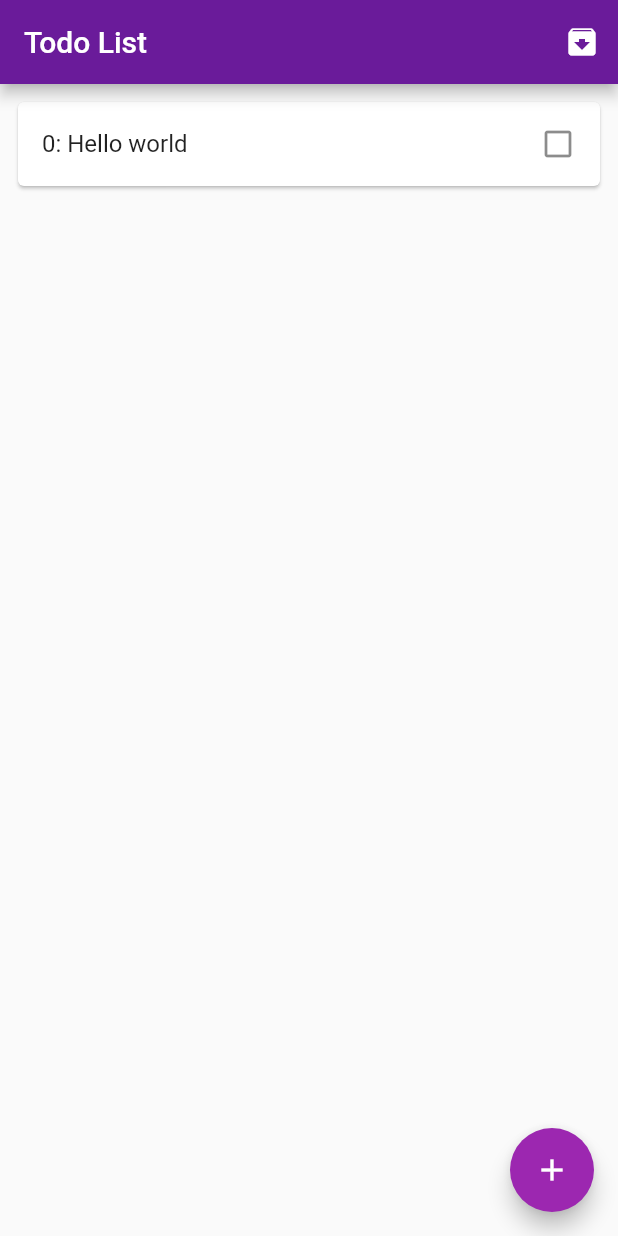
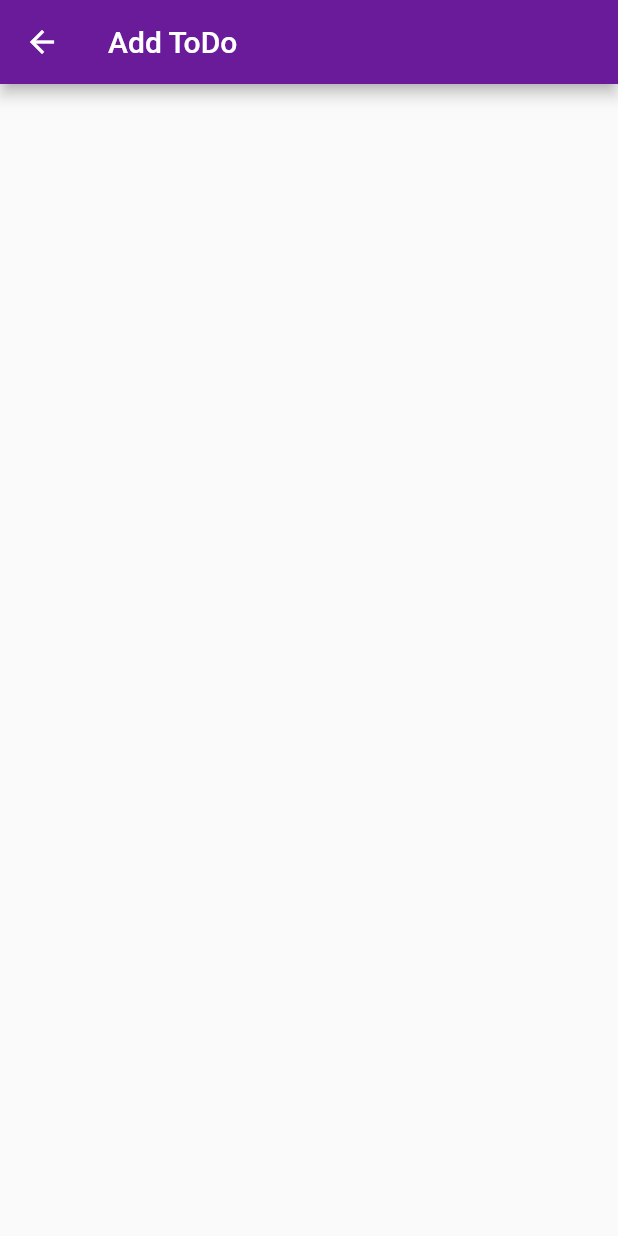
Before and after one commit to anas-didi95/flutter-todo-app, a Flutter app: the screen it shows after launch, after a tap on the "add" icon, on a phone screen of 412 x 824 dp. Run offline on Flutter 3.47's test engine with Material 2 defaults, Android fonts, the phone set to English and light mode, and no system bars.

Commit message:
Add screen and navigator route

```diff
--- a/lib/main.dart
+++ b/lib/main.dart
@@ -1,6 +1,6 @@
 import 'package:app/screen/todo-list.dart';
+import "package:app/util/constant.dart" as Constant;
 import 'package:flutter/material.dart';
-import "package:app/util/constant.dart" as Constant;
 
 void main() {
   runApp(MyApp());
--- /dev/null
+++ b/lib/screen/add-todo.dart
@@ -0,0 +1,19 @@
+import 'package:app/util/constant.dart' as Constant;
+import 'package:flutter/material.dart';
+
+class AddTodo extends StatefulWidget {
+  @override
+  _AddTodoState createState() => _AddTodoState();
+}
+
+class _AddTodoState extends State<AddTodo> {
+  @override
+  Widget build(BuildContext context) {
+    return Scaffold(
+      appBar: AppBar(
+        title: Text('Add ToDo'),
+        backgroundColor: Constant.COLOR_THEME[Constant.COLOR_NO_APP_BAR],
+      ),
+    );
+  }
+}
--- a/lib/screen/todo-list.dart
+++ b/lib/screen/todo-list.dart
@@ -1,6 +1,7 @@
 import 'package:app/modal/todo.dart';
+import 'package:app/screen/add-todo.dart';
+import 'package:app/util/constant.dart' as Constant;
 import 'package:flutter/material.dart';
-import 'package:app/util/constant.dart' as Constant;
 
 class TodoList extends StatefulWidget {
   @override
@@ -55,9 +56,11 @@ class _TodoListState extends State<TodoList> {
       ),
       floatingActionButton: FloatingActionButton(
         onPressed: () {
-          setState(() {
-            todoList.add(Todo(isCheck: false, title: "Hello world"));
-          });
+          Navigator.of(context)
+              .push(MaterialPageRoute(builder: (ctx) => AddTodo()));
+          //setState(() {
+          //  todoList.add(Todo(isCheck: false, title: "Hello world"));
+          //});
         },
         tooltip: 'Add todo',
         child: Icon(Icons.add),
```
